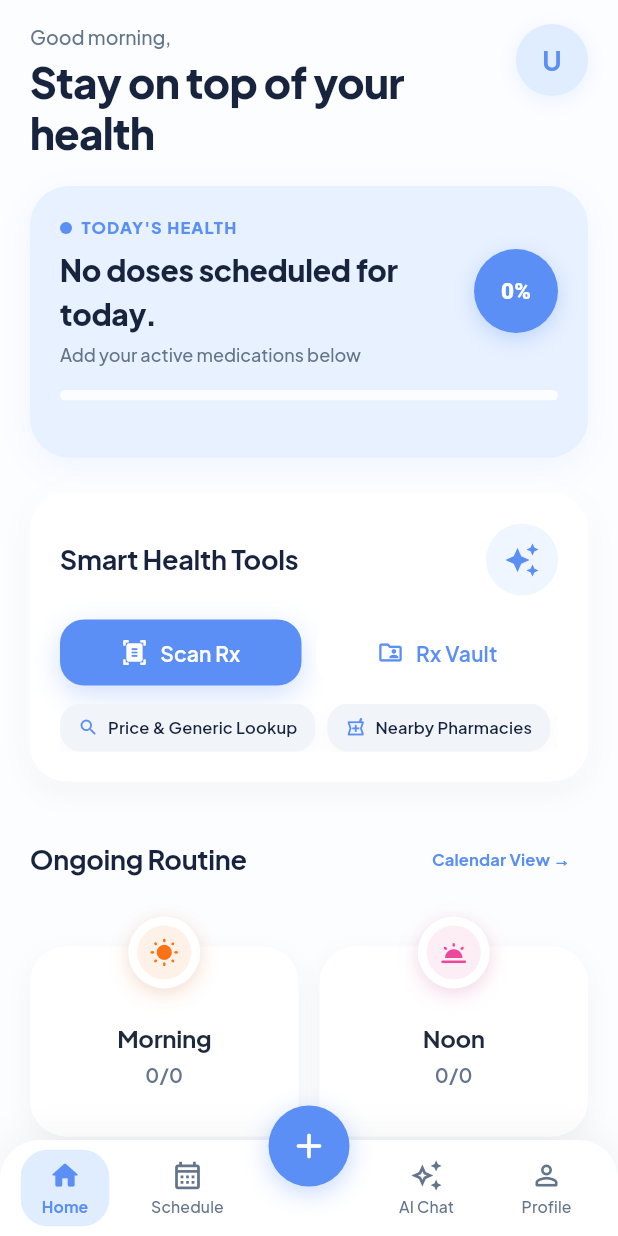
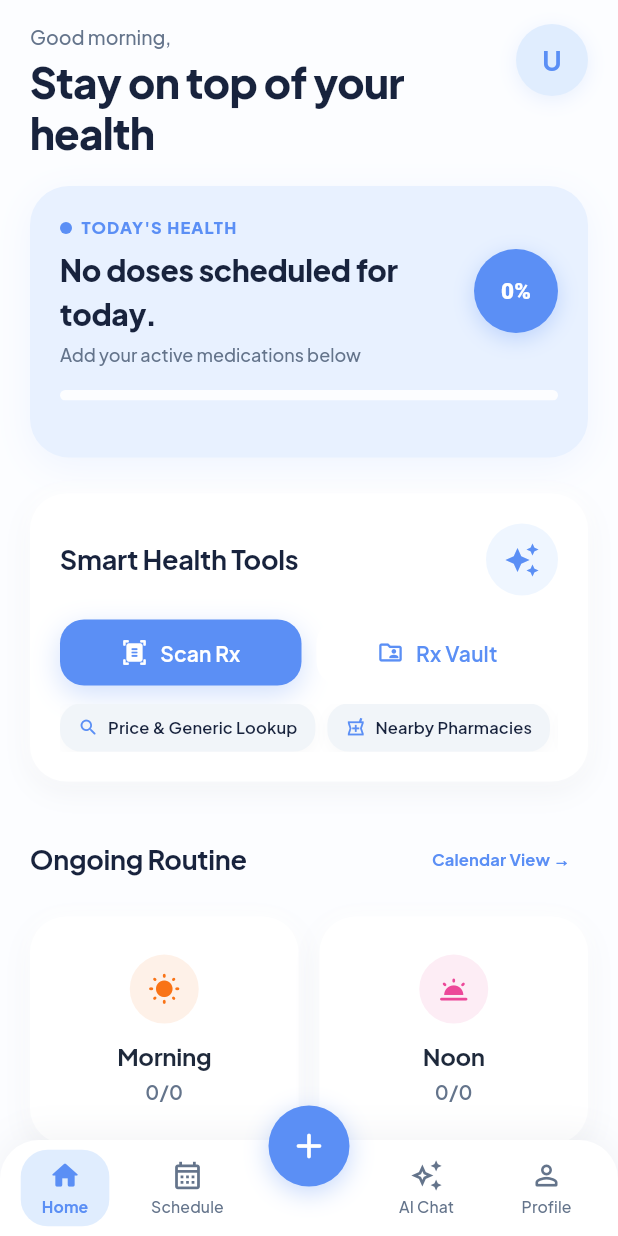
Before and after one commit to helix-77/MediTrack, a Flutter app: the screen it shows once a user with an empty profile is signed in, on a phone screen of 412 x 824 dp. Run offline on Flutter 3.47's test engine with Material 3 defaults, Android fonts, the phone set to English and light mode, and no system bars; our stand-ins replace cloud_firestore, dio, firebase_ai, firebase_auth, firebase_core, firebase_storage and 10 more; missing offline and left inert: firebase_app_check, google_mlkit_text_recognition; accounts and stored records are empty; Roboto replaces fonts that are missing (PlusJakartaSans).

Commit message:
feat(home): place ongoing routine icons cleanly inside card boxes

```diff
--- a/lib/screens/home_screen.dart
+++ b/lib/screens/home_screen.dart
@@ -481,7 +481,7 @@ class _HomeScreenState extends State<HomeScreen> {
           itemCount: 4,
           gridDelegate: const SliverGridDelegateWithFixedCrossAxisCount(
             crossAxisCount: 2,
-            childAspectRatio: 1.22,
+            childAspectRatio: 1.18,
             crossAxisSpacing: 14,
             mainAxisSpacing: 14,
           ),
@@ -498,30 +498,30 @@ class _HomeScreenState extends State<HomeScreen> {
     final taken = slot.doses.where((d) => d.log.status == DoseStatus.taken).length;
     final countText = '$taken/$total';
 
-    return GestureDetector(
+    return SoftSurface(
+      padding: const EdgeInsets.symmetric(horizontal: 12, vertical: 16),
+      borderRadius: BorderRadius.circular(24),
+      color: isDark ? AppColors.darkSurface : Colors.white,
       onTap: () => _openTimeSlotDetailModal(slot),
-      child: Stack(
-        clipBehavior: Clip.none,
-        children: [
-          // Main Card Body (Compact height, solid surface with soft drop shadow)
-          Positioned.fill(
-            top: 20,
-            child: Container(
-              padding: const EdgeInsets.only(top: 32, bottom: 14, left: 10, right: 10),
-              decoration: BoxDecoration(
-                color: isDark ? AppColors.darkSurface : Colors.white,
-                borderRadius: BorderRadius.circular(24),
-                boxShadow: [
-                  BoxShadow(
-                    color: Colors.black.withValues(alpha: isDark ? 0.22 : 0.04),
-                    blurRadius: 14,
-                    offset: const Offset(0, 6),
-                  ),
-                ],
-              ),
       child: Column(
         mainAxisAlignment: MainAxisAlignment.center,
         children: [
+          // Circular Icon Container inside the box
+          Container(
+            width: 46,
+            height: 46,
+            decoration: BoxDecoration(
+              color: slot.accentColor.withValues(alpha: isDark ? 0.18 : 0.10),
+              shape: BoxShape.circle,
+            ),
+            child: Icon(
+              slot.icon,
+              color: slot.accentColor,
+              size: 22,
+            ),
+          ),
+          const SizedBox(height: 10),
+
           // Title
           Text(
             slot.title,
@@ -533,6 +533,7 @@ class _HomeScreenState extends State<HomeScreen> {
             textAlign: TextAlign.center,
           ),
           const SizedBox(height: 3),
+
           // Dose Count (e.g. 10/14)
           Text(
             countText,
@@ -542,54 +543,6 @@ class _HomeScreenState extends State<HomeScreen> {
               color: isDark ? AppColors.darkTextSecondary : const Color(0xFF64748B),
             ),
             textAlign: TextAlign.center,
-                  ),
-                ],
-              ),
-            ),
-          ),
-
-          // Floating Circular Icon in Top Middle
-          Positioned(
-            top: 0,
-            left: 0,
-            right: 0,
-            child: Center(
-              child: Container(
-                width: 48,
-                height: 48,
-                decoration: BoxDecoration(
-                  color: isDark ? AppColors.darkSurfaceElevated : Colors.white,
-                  shape: BoxShape.circle,
-                  boxShadow: [
-                    BoxShadow(
-                      color: slot.accentColor.withValues(alpha: isDark ? 0.25 : 0.16),
-                      blurRadius: 12,
-                      offset: const Offset(0, 4),
-                    ),
-                    BoxShadow(
-                      color: Colors.black.withValues(alpha: isDark ? 0.22 : 0.05),
-                      blurRadius: 8,
-                      offset: const Offset(0, 2),
-                    ),
-                  ],
-                ),
-                child: Center(
-                  child: Container(
-                    width: 36,
-                    height: 36,
-                    decoration: BoxDecoration(
-                      color: slot.accentColor.withValues(alpha: isDark ? 0.18 : 0.10),
-                      shape: BoxShape.circle,
-                    ),
-                    child: Icon(
-                      slot.icon,
-                      color: slot.accentColor,
-                      size: 20,
-                    ),
-                  ),
-                ),
-              ),
-            ),
           ),
         ],
       ),
```
Lines whose indentation alone changed are shown as unchanged.
